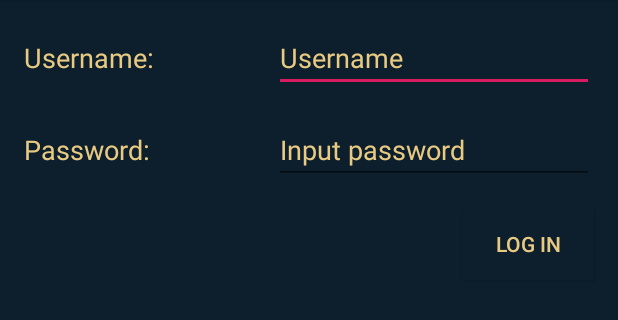
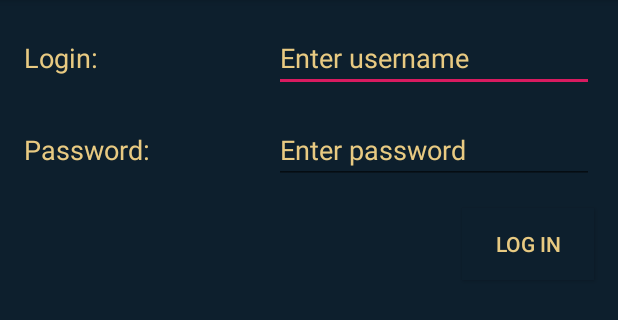
Before and after one commit to what-will-we-do-now/android-ide, an Android app: the screen it shows after launch (LoginActivity), on a phone screen of 412 x 824 dp, the part 84-404 px from its top. Run offline under Robolectric (Android 15) with nearby library versions, the phone set to English and light mode, and no system bars.

Commit message:
Updated the application to be called 'MoDE' once again. fixed hardcoded references in login screen

```diff
--- a/app/src/main/res/layout/activity_login.xml
+++ b/app/src/main/res/layout/activity_login.xml
@@ -15,7 +15,7 @@
         android:layout_marginTop="16dp"
         android:layout_marginEnd="16dp"
         android:ems="10"
-        android:hint="Username"
+        android:hint="@string/login_username_placeholder"
         android:inputType="textPersonName"
         android:textColor="@color/default_text"
         android:textColorHint="#E8CA82"
@@ -43,7 +43,7 @@
         android:layout_marginTop="16dp"
         android:layout_marginEnd="16dp"
         android:ems="10"
-        android:hint="@string/edit_password"
+        android:hint="@string/login_password_placeholder"
         android:inputType="textPassword"
         android:textColor="@color/default_text"
         android:textColorHint="#E8CA82"
@@ -55,7 +55,7 @@
         android:layout_width="128dp"
         android:layout_height="31dp"
         android:layout_marginStart="16dp"
-        android:text="Username:"
+        android:text="@string/login_username_text"
         android:textColor="@color/default_text"
         android:textSize="18sp"
         app:layout_constraintBaseline_toBaselineOf="@+id/Username"
@@ -66,7 +66,7 @@
         android:layout_width="128dp"
         android:layout_height="32dp"
         android:layout_marginStart="16dp"
-        android:text="Password:"
+        android:text="@string/login_password_text"
         android:textColor="@color/default_text"
         android:textSize="18sp"
         app:layout_constraintBaseline_toBaselineOf="@+id/Password"
--- a/app/src/main/res/values/strings.xml
+++ b/app/src/main/res/values/strings.xml
@@ -7,6 +7,11 @@
 
     <string name="title_activity_ide_screen">IdeScreen</string>
 
+    <string name="login_username_text">Login:</string>
+    <string name="login_password_text">Password:</string>
+    <string name="login_username_placeholder">Enter username</string>
+    <string name="login_password_placeholder">Enter password</string>
+
     <string name="project_new">New project</string>
     <string name="project_open">Open project</string>
     <string name="project_from_qr">Project from QR code</string>
```
